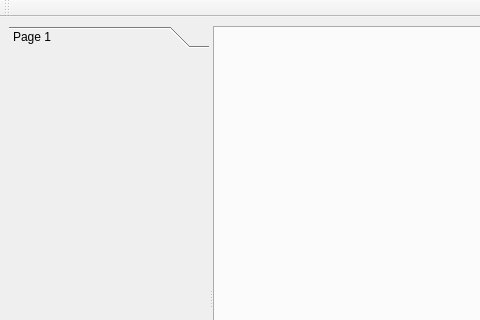
Before: the Qt Designer form gui/MainWindow.ui in gocpaz/chupa, drawn with Qt 5; both pictures show x 0 to 480 and y 0 to 320 of the 576 by 600 pixel window.
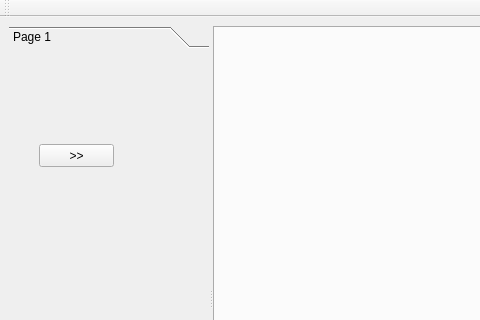
After: the same form once the commit is applied.

```diff
--- a/gui/MainWindow.ui
+++ b/gui/MainWindow.ui
@@ -57,6 +57,19 @@
         <attribute name="label">
          <string>Page 1</string>
         </attribute>
+        <widget class="QPushButton" name="pbLeft">
+         <property name="geometry">
+          <rect>
+           <x>30</x>
+           <y>90</y>
+           <width>75</width>
+           <height>23</height>
+          </rect>
+         </property>
+         <property name="text">
+          <string>&gt;&gt;</string>
+         </property>
+        </widget>
        </widget>
       </widget>
       <widget class="QWidget" name="layoutWidget">
```
Left out of the diff: 4 changed lines with no effect on the pictures.
